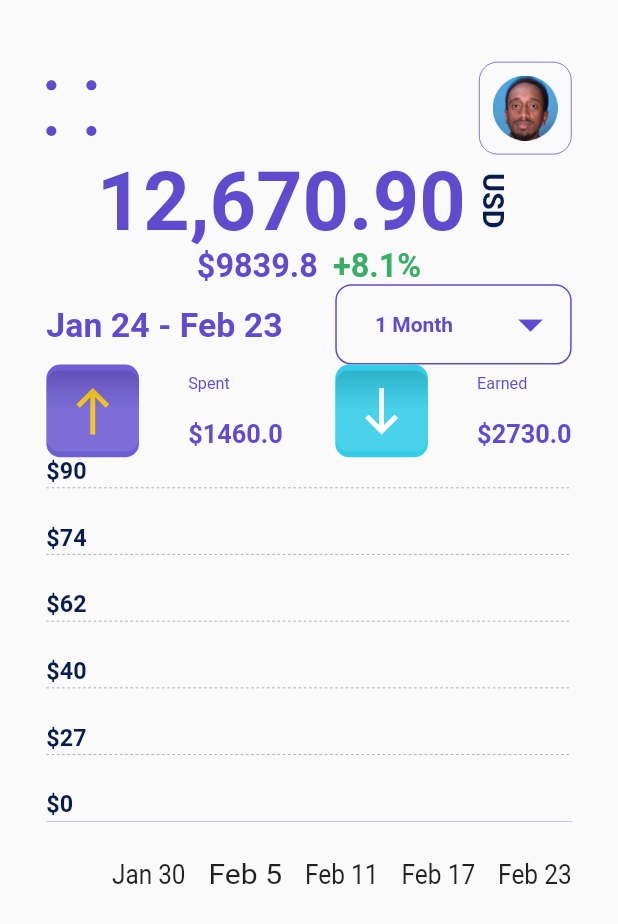
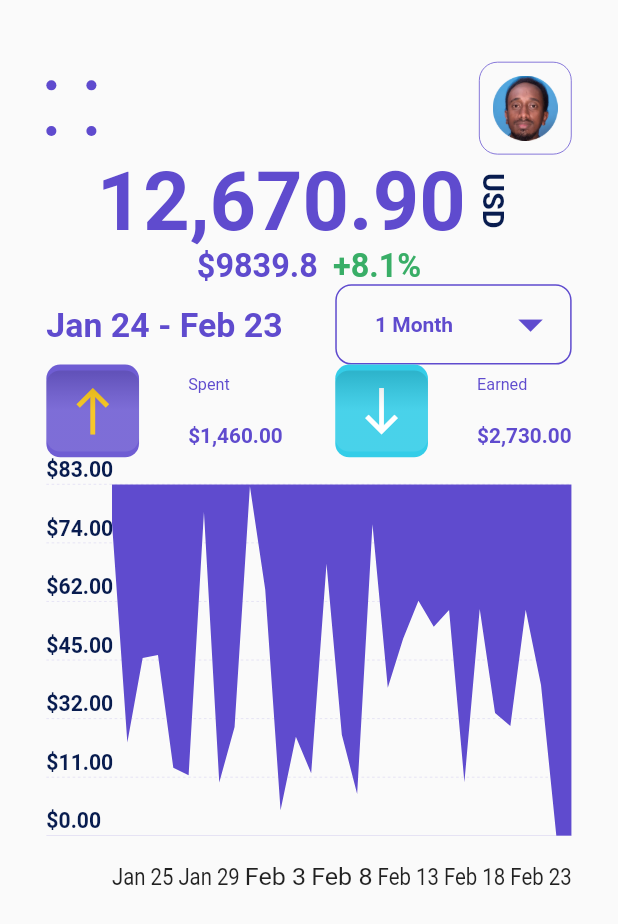
Before and after one commit to dalyathan/Crypto-Mobile-App, a Flutter app: the screen it shows after launch, on a phone screen of 412 x 824 dp. Shown: the top 924 px of the screen. Run offline on Flutter 3.47's test engine with Material 2 defaults, Android fonts, the light colour scheme and no system bars; our stand-ins replace google_fonts; Roboto replaces fonts that are missing (Krub).

Commit message:
implemented the gtaph using clippers but just using painter will do the work

```diff
--- /dev/null
+++ b/lib/clippers/home/line_graph.dart
@@ -0,0 +1,41 @@
+import 'dart:math';
+
+import 'package:flutter/material.dart';
+
+class LineGraphClipper extends CustomClipper<Path> {
+  final Map<String, double> graphValues;
+  late Size size;
+
+  LineGraphClipper(this.graphValues);
+  @override
+  Path getClip(Size size) {
+    this.size = size;
+    var newX = standardizedX();
+    var newY = standardizedY();
+    Path clippingPath = Path();
+    List<Offset> pathOffsets = [];
+    pathOffsets.add(Offset(0, 0));
+    for (int pointIndex = 0; pointIndex < newY.length; pointIndex++) {
+      pathOffsets.add(Offset(newX[pointIndex], newY[pointIndex]));
+    }
+    pathOffsets.add(Offset(size.width, newY[newY.length - 1]));
+    pathOffsets.add(Offset(size.width, 0));
+    return clippingPath..addPolygon(pathOffsets, true);
+  }
+
+  List<double> standardizedY() {
+    List<double> currentVvalues = List<double>.from(graphValues.values);
+    double maxYValues = currentVvalues.reduce(max);
+    return List<double>.generate(currentVvalues.length,
+        (index) => (currentVvalues[index] / maxYValues) * size.height);
+  }
+
+  List<double> standardizedX() {
+    int numofDays = graphValues.keys.length;
+    return List<double>.generate(
+        numofDays, (index) => (index / numofDays) * size.width);
+  }
+
+  @override
+  bool shouldReclip(covariant CustomClipper oldClipper) => oldClipper != this;
+}
--- a/lib/containers/home/axes.dart
+++ b/lib/containers/home/axes.dart
@@ -7,52 +7,61 @@ class Axes extends StatelessWidget {
   final List<String> xValues;
   final double height;
   final double width;
+  final double nthYTileHeight;
+  final double xAxisLeftOffset;
+  final double xAxisHeight;
+  final int tiles;
   const Axes(
       {Key? key,
       required this.yValues,
       required this.height,
       required this.width,
-      required this.xValues})
+      required this.xValues,
+      required this.nthYTileHeight,
+      required this.xAxisLeftOffset,
+      required this.xAxisHeight,
+      required this.tiles})
       : super(key: key);
 
   @override
   Widget build(BuildContext context) {
-    int maxTile = 5;
-    List<double> sortedYaxis = yValues..sort();
-    print('max of list ${sortedYaxis[sortedYaxis.length - 1]}');
     int numofPoints = yValues.length;
+    List<double> sortedYValues = yValues..sort();
+    sortedYValues.insert(0, 0);
     List<int> nthTiles = List<int>.generate(
-        maxTile, (index) => (index + 1) * (numofPoints / maxTile).floor() - 1);
-    double xAxisHeightRatio = 0.075;
-    double yAxisValueRowHeight =
-        height * (1 - xAxisHeightRatio) / (maxTile + 1);
-    double xAxisOffsetRatio = 0.125;
-    double xAxisWidth = width * (1 - xAxisOffsetRatio);
-    return Container(
+        tiles, (index) => (index + 1) * (numofPoints / tiles).floor() - 1);
+    nthTiles.insert(0, 0);
+    double yAxisHeight = height - xAxisHeight;
+    double xAxisWidth = width - xAxisLeftOffset;
+    return SizedBox(
       width: width,
       height: height,
-      // color: Colors.amber,
       child: Column(children: [
-        ...nthTiles.reversed.map((tile) => YAxisValue(
-              height: yAxisValueRowHeight,
-              value: yValues[tile].ceil(),
-              width: width,
-            )),
-        YAxisValue(
-          height: yAxisValueRowHeight,
-          value: 0,
-          width: width,
+        SizedBox(
+          height: yAxisHeight,
+          child: Column(
+              mainAxisAlignment: MainAxisAlignment.spaceBetween,
+              children: nthTiles.reversed
+                  .map((tileValue) => YAxisValue(
+                        height: nthYTileHeight,
+                        value: sortedYValues[tileValue].ceil(),
+                        width: width,
+                        xAxisLeftOffset: xAxisLeftOffset,
+                      ))
+                  .toList()),
         ),
         Align(
           alignment: Alignment.centerRight,
           child: SizedBox(
             width: xAxisWidth,
+            height: xAxisHeight,
             child: Row(
               mainAxisAlignment: MainAxisAlignment.spaceBetween,
+              crossAxisAlignment: CrossAxisAlignment.end,
               children: nthTiles
                   .map((tile) => SizedBox(
-                      width: (xAxisWidth / maxTile) * 0.8,
-                      height: height * xAxisHeightRatio,
+                      width: (xAxisWidth / tiles) * 0.8,
+                      height: xAxisHeight * 0.5,
                       child: FittedBox(
                           fit: BoxFit.fill, child: Text(xValues[tile]))))
                   .toList(),
--- a/lib/containers/home/button_3d.dart
+++ b/lib/containers/home/button_3d.dart
@@ -1,5 +1,4 @@
 import 'package:flutter/material.dart';
-import 'package:flutter_neumorphic/flutter_neumorphic.dart';
 
 class Button3D extends StatelessWidget {
   final Widget arrow;
--- a/lib/containers/home/graph.dart
+++ b/lib/containers/home/graph.dart
@@ -1,10 +1,46 @@
+import 'package:crypto_mobile_app/containers/home/line_graph.dart';
 import 'package:flutter/material.dart';
 
+import 'axes.dart';
+
 class Graph extends StatelessWidget {
-  const Graph({Key? key}) : super(key: key);
+  final Map<String, double> graphValues;
+  final double height;
+  final double width;
+  const Graph(
+      {Key? key,
+      required this.graphValues,
+      required this.height,
+      required this.width})
+      : super(key: key);
 
   @override
   Widget build(BuildContext context) {
-    return Container();
+    int tiles = 6;
+    double xAxisHeight = height * 0.125;
+    double nthYTileHeight = ((height - xAxisHeight) / (tiles + 1)) * 0.5;
+    double xAxisLeftOffset = width * 0.125;
+    return Stack(
+      children: [
+        Axes(
+          yValues: List<double>.from(graphValues.values),
+          xValues: List<String>.from(graphValues.keys),
+          xAxisLeftOffset: xAxisLeftOffset,
+          nthYTileHeight: nthYTileHeight,
+          xAxisHeight: xAxisHeight,
+          height: height,
+          width: width,
+          tiles: tiles,
+        ),
+        Positioned(
+            top: nthYTileHeight,
+            left: xAxisLeftOffset,
+            child: LineGraph(
+              height: height - (xAxisHeight + nthYTileHeight),
+              width: width - xAxisLeftOffset,
+              values: graphValues,
+            ))
+      ],
+    );
   }
 }
--- a/lib/containers/home/line_graph.dart
+++ b/lib/containers/home/line_graph.dart
@@ -1,11 +1,29 @@
+import 'package:crypto_mobile_app/theme.dart';
 import 'package:flutter/material.dart';
+import 'dart:math';
+
+import '../../clippers/home/line_graph.dart';
 
 class LineGraph extends StatelessWidget {
   final Map<String, double> values;
-  const LineGraph({Key? key, required this.values}) : super(key: key);
+  final double height;
+  final double width;
+  const LineGraph(
+      {Key? key,
+      required this.values,
+      required this.height,
+      required this.width})
+      : super(key: key);
 
   @override
   Widget build(BuildContext context) {
-    return Container();
+    return ClipPath(
+      clipper: LineGraphClipper(values),
+      child: Container(
+        height: height,
+        width: width,
+        color: MyTheme.grapeColor,
+      ),
+    );
   }
 }
--- a/lib/containers/home/price_column.dart
+++ b/lib/containers/home/price_column.dart
@@ -1,4 +1,5 @@
 import 'package:flutter/material.dart';
+import 'package:intl/intl.dart';
 
 import '../../theme.dart';
 
@@ -7,7 +8,9 @@ class PriceColumn extends StatelessWidget {
   final double amount;
   final double height;
   final double width;
-  const PriceColumn(
+  final NumberFormat oCcy = NumberFormat("#,##0.00", "en_US");
+
+  PriceColumn(
       {Key? key,
       required this.title,
       required this.amount,
@@ -39,7 +42,7 @@ class PriceColumn extends StatelessWidget {
           width: width,
           child: FittedBox(
             child: Text(
-              "\$$amount",
+              "\$${oCcy.format(amount)}",
               style: MyTheme.textStyle.copyWith(
                 color: MyTheme.grapeColor,
                 fontWeight: FontWeight.bold,
--- a/lib/containers/home/price_header.dart
+++ b/lib/containers/home/price_header.dart
@@ -1,7 +1,6 @@
 import 'dart:math';
 
 import 'package:flutter/material.dart';
-import 'package:google_fonts/google_fonts.dart';
 
 import '../../theme.dart';
 
--- a/lib/containers/home/transaction.dart
+++ b/lib/containers/home/transaction.dart
@@ -5,7 +5,9 @@ import 'package:flutter/material.dart';
 
 import 'earned.dart';
 import 'axes.dart';
+import 'graph.dart';
 import 'time_period.dart';
+import 'transaction_types.dart';
 
 class Transaction extends StatefulWidget {
   final double width;
@@ -39,63 +41,55 @@ class _TransactionState extends State<Transaction> {
   @override
   Widget build(BuildContext context) {
     Size size = MediaQuery.of(context).size;
-    double spentContainerWidth = widget.width * 0.45;
-    double spentContainerheight = size.height * 0.075;
     return Column(
       children: [
         TimePeriod(
             dropdownItems: dropdownItems,
             dropdownValue: selectedTimePeriod,
             rangeOfDays: rangeOfDays,
-            updatePeriod: (String? value) => setState(() {
-                  selectedTimePeriod = value!;
-                  rangeOfDays = timePeriods[selectedTimePeriod]!;
-                  periodSpending =
-                      TransactionState.getSpentAmount(selectedTimePeriod);
-                  periodEarning =
-                      TransactionState.getEarnedAmount(selectedTimePeriod);
-                  if (spentGraphed) {
-                    graphValues =
-                        TransactionState.getSpendingIn(selectedTimePeriod);
-                  } else {
-                    graphValues =
-                        TransactionState.getEarningIn(selectedTimePeriod);
-                  }
-                }),
+            updatePeriod: periodIsUpdated,
             width: widget.width),
-        Row(
-          mainAxisAlignment: MainAxisAlignment.spaceBetween,
-          children: [
-            InkWell(
-              onTap: () => setState(() {
-                spentGraphed = true;
-                graphValues =
-                    TransactionState.getSpendingIn(selectedTimePeriod);
-              }),
-              child: Spent(
-                  width: spentContainerWidth,
-                  height: spentContainerheight,
-                  amount: periodSpending),
-            ),
-            InkWell(
-              onTap: () => setState(() {
-                spentGraphed = false;
-                graphValues = TransactionState.getEarningIn(selectedTimePeriod);
-              }),
-              child: Earned(
-                  width: spentContainerWidth,
-                  height: spentContainerheight,
-                  amount: periodEarning),
-            ),
-          ],
+        TransactionTypes(
+          width: widget.width,
+          graphEarning: graphEarning,
+          graphSpending: graphSpending,
+          periodEarning: periodEarning,
+          periodSpending: periodSpending,
         ),
-        Axes(
+        Graph(
           height: size.height * 0.35,
-          yValues: List<double>.from(graphValues.values),
           width: widget.width,
-          xValues: List<String>.from(graphValues.keys),
+          graphValues: graphValues,
         )
       ],
     );
   }
+
+  void periodIsUpdated(String? value) {
+    setState(() {
+      selectedTimePeriod = value!;
+      rangeOfDays = timePeriods[selectedTimePeriod]!;
+      periodSpending = TransactionState.getSpentAmount(selectedTimePeriod);
+      periodEarning = TransactionState.getEarnedAmount(selectedTimePeriod);
+      if (spentGraphed) {
+        graphValues = TransactionState.getSpendingIn(selectedTimePeriod);
+      } else {
+        graphValues = TransactionState.getEarningIn(selectedTimePeriod);
+      }
+    });
+  }
+
+  void graphSpending() {
+    setState(() {
+      spentGraphed = true;
+      graphValues = TransactionState.getSpendingIn(selectedTimePeriod);
+    });
+  }
+
+  void graphEarning() {
+    setState(() {
+      spentGraphed = false;
+      graphValues = TransactionState.getEarningIn(selectedTimePeriod);
+    });
+  }
 }
--- /dev/null
+++ b/lib/containers/home/transaction_types.dart
@@ -0,0 +1,43 @@
+import 'package:flutter/material.dart';
+
+import 'earned.dart';
+import 'spent.dart';
+
+class TransactionTypes extends StatelessWidget {
+  final VoidCallback graphSpending;
+  final VoidCallback graphEarning;
+  final double periodSpending;
+  final double periodEarning;
+  final double width;
+  const TransactionTypes(
+      {Key? key,
+      required this.graphSpending,
+      required this.graphEarning,
+      required this.periodSpending,
+      required this.periodEarning,
+      required this.width})
+      : super(key: key);
+
+  @override
+  Widget build(BuildContext context) {
+    Size size = MediaQuery.of(context).size;
+    double eachHeight = size.height * 0.075;
+    double eachWidth = width * 0.45;
+
+    return Row(
+      mainAxisAlignment: MainAxisAlignment.spaceBetween,
+      children: [
+        InkWell(
+          onTap: graphSpending,
+          child: Spent(
+              width: eachWidth, height: eachHeight, amount: periodSpending),
+        ),
+        InkWell(
+          onTap: graphEarning,
+          child: Earned(
+              width: eachWidth, height: eachHeight, amount: periodEarning),
+        ),
+      ],
+    );
+  }
+}
--- a/lib/containers/home/yaxis_value.dart
+++ b/lib/containers/home/yaxis_value.dart
@@ -1,21 +1,26 @@
 import 'package:crypto_mobile_app/painters/home/broken_line.dart';
 import 'package:crypto_mobile_app/theme.dart';
 import 'package:flutter/material.dart';
+import 'package:intl/intl.dart';
 
 class YAxisValue extends StatelessWidget {
   final int value;
   final double width;
   final double height;
-  const YAxisValue({
+  final double xAxisLeftOffset;
+  final NumberFormat oCcy = NumberFormat("#,##0.00", "en_US");
+  YAxisValue({
     Key? key,
     required this.value,
     required this.width,
     required this.height,
+    required this.xAxisLeftOffset,
   }) : super(key: key);
 
   @override
   Widget build(BuildContext context) {
     double dashHeight = height * 0.005;
+    double gapHeight = height * 0.1;
     return SizedBox(
       height: height,
       child: Column(
@@ -23,17 +28,19 @@ class YAxisValue extends StatelessWidget {
         mainAxisAlignment: MainAxisAlignment.spaceBetween,
         children: [
           SizedBox(
-            height: height * 0.4,
+            height: height - (dashHeight + gapHeight),
             child: FittedBox(
               fit: BoxFit.fitHeight,
               child: Text(
-                "\$$value",
+                "\$${oCcy.format(value)}",
                 style: MyTheme.textStyle.copyWith(
                     color: MyTheme.blackish, fontWeight: FontWeight.bold),
               ),
             ),
           ),
-          const Spacer(),
+          SizedBox(
+            height: gapHeight,
+          ),
           value == 0
               ? Container(
                   height: dashHeight, width: width, color: MyTheme.grapeColor)
@@ -41,9 +48,6 @@ class YAxisValue extends StatelessWidget {
                   painter: BrokenLine(),
                   size: Size(width, dashHeight),
                 ),
-          const Spacer(
-            flex: 10,
-          ),
         ],
       ),
     );
--- a/lib/painters/home/broken_line.dart
+++ b/lib/painters/home/broken_line.dart
@@ -7,10 +7,9 @@ class BrokenLine extends CustomPainter {
     double dashLength = size.width * 0.005;
     double gap = size.width * 0.01;
     Paint brush = Paint()
-      ..color = MyTheme.blackish
+      ..color = MyTheme.grapeColor
       ..strokeWidth = size.height;
     Offset drawPoint = Offset(0, size.height * 0.5);
-    Path brokenLinePath = Path();
     while (drawPoint.dx < size.width) {
       canvas.drawLine(drawPoint, drawPoint.translate(dashLength, 0), brush);
       drawPoint = drawPoint.translate(gap, 0);
--- a/lib/state/transaction_state.dart
+++ b/lib/state/transaction_state.dart
@@ -17,7 +17,7 @@ class TransactionState {
   };
   static final DateFormat _monthFormat = DateFormat("MMM");
 
-  static double maxAllowedSpendingPerday = 500.00;
+  static double maxAllowedSpendingPerday = 100.00;
   static double minAllowedSpendingPerday = 0.00;
 
   static Map<String, String> getTimePeriods() {
@@ -49,7 +49,7 @@ class TransactionState {
       _getTransactionIn(timePeriod, getSpentAmount);
 
   static Map<String, double> getEarningIn(String timePeriod) =>
-      _getTransactionIn(timePeriod, getSpentAmount);
+      _getTransactionIn(timePeriod, getEarnedAmount);
 
   static List<String> daysThisAgo(int numberOfDays) {
     DateTime today = DateTime.now();
@@ -60,11 +60,13 @@ class TransactionState {
   }
 
   static List<double> _randomsWhichSumto(double sum, int amount) {
-    double randomMin = 0.00;
-    double randomMax = 100.00;
     Random random = Random();
-    List<double> randomsWithoutCriteria = List<double>.generate(amount,
-        (index) => random.nextDouble() * (randomMax - randomMin) + randomMin);
+    List<double> randomsWithoutCriteria = List<double>.generate(
+        amount,
+        (index) =>
+            random.nextDouble() *
+                (maxAllowedSpendingPerday - minAllowedSpendingPerday) +
+            minAllowedSpendingPerday);
     double randomSum = randomsWithoutCriteria.reduce((a, b) => a + b);
     List<double> randomsWithCriteria = List<double>.generate(
         amount, (index) => (sum / randomSum) * randomsWithoutCriteria[index]);
@@ -74,18 +76,18 @@ class TransactionState {
   static double getSpentAmount(String timePeriod) {
     return {
       _periods[0]: 1460.00,
-      _periods[1]: 1460098.00,
-      _periods[2]: 146009774.00,
-      _periods[3]: 14608657556.00
+      _periods[1]: 4889.00,
+      _periods[2]: 8567.00,
+      _periods[3]: 17789.00
     }[timePeriod]!;
   }
 
   static double getEarnedAmount(String timePeriod) {
     return {
       _periods[0]: 2730.00,
-      _periods[1]: 17890098.00,
-      _periods[2]: 895609774.00,
-      _periods[3]: 91233445569.00
+      _periods[1]: 7789.00,
+      _periods[2]: 16956.00,
+      _periods[3]: 32239.00
     }[timePeriod]!;
   }
 }
```
